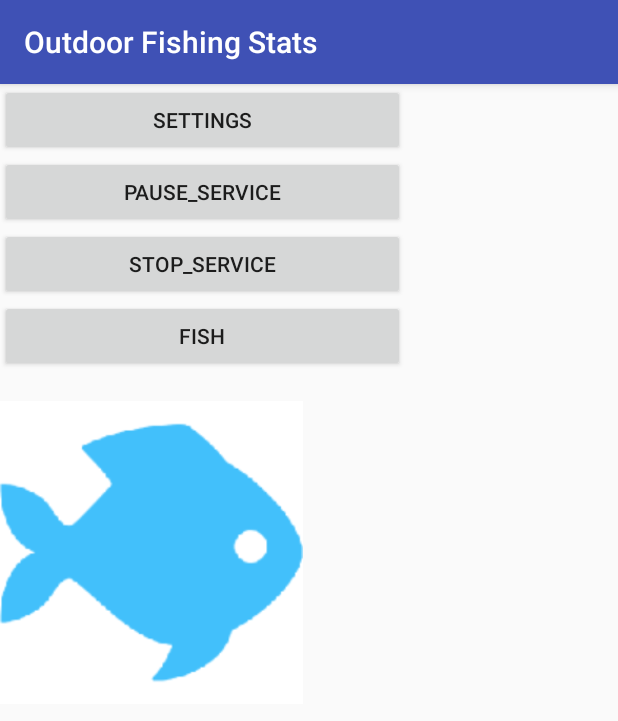
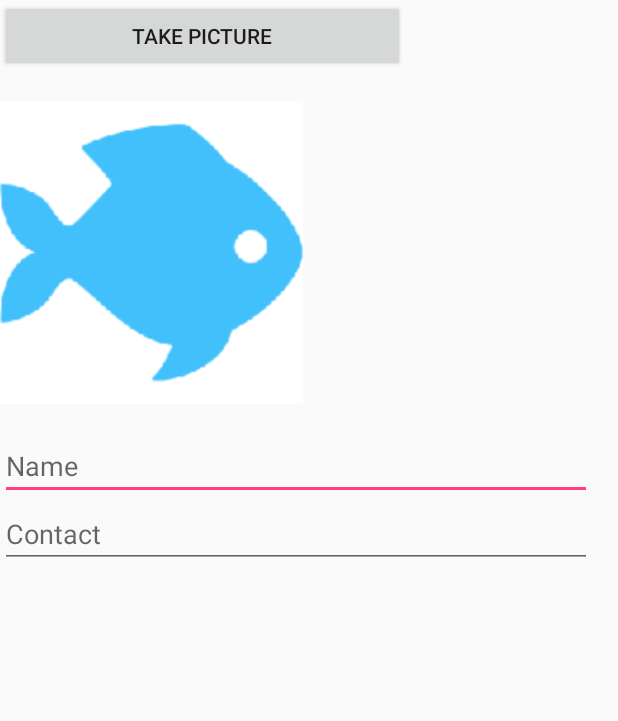
Before and after one commit to 3324fr/android, an Android app: the screen it shows after launch (MainActivity before the commit, FishActivity after it), after a tap on "FISH", on a phone screen of 412 x 824 dp. Shown: the top 721 px of the screen. Run offline under Robolectric (Android 15) with nearby library versions, the phone set to English and light mode, and no system bars.

Commit message:
fish activity

```diff
--- a/app/src/main/AndroidManifest.xml
+++ b/app/src/main/AndroidManifest.xml
@@ -11,6 +11,7 @@
     <uses-permission android:name="android.permission.ACCESS_COARSE_LOCATION" />
     <uses-permission android:name="android.permission.READ_EXTERNAL_STORAGE" />
     <uses-permission android:name="android.permission.INTERNET" />
+    <uses-permission android:name="android.permission.ACCESS_FINE_LOCATION"/>
     <uses-feature android:name="android.hardware.location.gps" />
     <uses-feature
         android:name="android.hardware.camera"
@@ -51,6 +52,10 @@
             android:name=".ScrollingActivity"
             android:label="@string/title_activity_scrolling"
             android:theme="@style/AppTheme.NoActionBar"></activity>
+        <activity
+            android:name=".FishActivity"
+            android:label="@string/title_activity_Fish"
+            android:theme="@style/AppTheme.NoActionBar"></activity>
     </application>
 
 </manifest>
--- /dev/null
+++ b/app/src/main/java/inf8405/outdoorfishingstats/FishActivity.java
@@ -0,0 +1,99 @@
+package inf8405.outdoorfishingstats;
+
+import android.content.Context;
+import android.content.Intent;
+import android.content.pm.PackageManager;
+import android.graphics.Bitmap;
+import android.hardware.SensorManager;
+import android.location.Location;
+import android.location.LocationListener;
+import android.location.LocationManager;
+import android.os.Bundle;
+import android.provider.MediaStore;
+import android.support.v4.app.ActivityCompat;
+import android.support.v4.content.ContextCompat;
+import android.support.v7.app.AppCompatActivity;
+import android.view.View;
+import android.widget.ImageView;
+import android.widget.TextView;
+
+import com.google.android.gms.common.ConnectionResult;
+import com.google.android.gms.common.GooglePlayServicesUtil;
+import com.google.android.gms.common.api.GoogleApiClient;
+import com.google.android.gms.location.LocationServices;
+
+import java.util.Date;
+
+/**
+ * Created by Sly on 4/1/2017.
+ */
+
+public class FishActivity extends AppCompatActivity{
+
+    static final int REQUEST_IMAGE_CAPTURE = 1;
+    public FishDTO m_fishDTO;
+    public Location m_lastLocation;
+    //public LocationManager m_locationManager;
+
+    //private SensorManager m_SensorManager;
+
+    @Override
+    protected void onCreate(Bundle savedInstanceState) {
+        super.onCreate(savedInstanceState);
+        setContentView(R.layout.activity_fish);
+
+        //m_locationManager = (LocationManager) this.getSystemService(Context.LOCATION_SERVICE);
+        //m_SensorManager =  (SensorManager) getSystemService(Context.SENSOR_SERVICE);
+    }
+
+    public void addFish(View view) {
+        Intent takePictureIntent = new Intent(MediaStore.ACTION_IMAGE_CAPTURE);
+        if (takePictureIntent.resolveActivity(getPackageManager()) != null) {
+            startActivityForResult(takePictureIntent, REQUEST_IMAGE_CAPTURE);
+        }
+    }
+
+    @Override
+    protected void onActivityResult(int requestCode, int resultCode, Intent data) {
+
+        if (requestCode == REQUEST_IMAGE_CAPTURE && resultCode == RESULT_OK) {
+            Bundle extras = data.getExtras();
+            Bitmap imageBitmap = (Bitmap) extras.get("data");
+
+            //todo do something with imageBitmap (FB + SQLite)
+
+            m_fishDTO = new FishDTO();
+
+            Date currentDate  = new Date(System.currentTimeMillis());
+
+            final TextView fishTime = (TextView) findViewById(R.id.fish_time);
+            fishTime.setText(currentDate.toString());
+
+            final TextView fishLocation = (TextView) findViewById(R.id.fish_location);
+
+//            String locationProvider = LocationManager.GPS_PROVIDER;
+//
+//            if (ContextCompat.checkSelfPermission(this, android.Manifest.permission.ACCESS_FINE_LOCATION)
+//                    == PackageManager.PERMISSION_GRANTED) {
+//                // Acquire a reference to the system Location Manager
+//                LocationManager locationManager = (LocationManager) this.getSystemService(Context.LOCATION_SERVICE);
+//
+//                // todo check GPS provider
+//                Location loc = locationManager.getLastKnownLocation(LocationManager.GPS_PROVIDER);
+//
+//            }
+            //SensorData sensorData = new SensorData(m_SensorManager ,this);
+
+            picture(imageBitmap);
+        }
+    }//onActivityResult
+
+    private void picture(Bitmap picture) {//Display picture
+        ImageView mImageView = (ImageView) findViewById(R.id.fish_picture);
+        mImageView.setImageBitmap(picture);
+    }
+
+
+
+
+}
--- a/app/src/main/java/inf8405/outdoorfishingstats/FishDTO.java
+++ b/app/src/main/java/inf8405/outdoorfishingstats/FishDTO.java
@@ -14,5 +14,4 @@ public class FishDTO {
     public double longitude;
     public double latitude;
 
-
 }
--- a/app/src/main/java/inf8405/outdoorfishingstats/FishEntry.java
+++ b/app/src/main/java/inf8405/outdoorfishingstats/FishEntry.java
@@ -13,4 +13,5 @@ public class FishEntry {
     public float longintude;
     public int pressure;
     public String time;
+
 }
--- a/app/src/main/java/inf8405/outdoorfishingstats/MainActivity.java
+++ b/app/src/main/java/inf8405/outdoorfishingstats/MainActivity.java
@@ -1,23 +1,24 @@
 package inf8405.outdoorfishingstats;
 
+import android.content.Context;
 import android.content.Intent;
 import android.graphics.Bitmap;
+import android.hardware.Sensor;
+import android.hardware.SensorManager;
 import android.provider.MediaStore;
 import android.support.v7.app.AppCompatActivity;
 import android.os.Bundle;
 import android.view.View;
-import android.widget.Button;
 import android.widget.ImageView;
-import android.widget.Toast;
 
 public class MainActivity extends AppCompatActivity {
 
-    static final int REQUEST_IMAGE_CAPTURE = 1;
 
     @Override
     protected void onCreate(Bundle savedInstanceState) {
         super.onCreate(savedInstanceState);
         setContentView(R.layout.activity_main);
+
     }
 
     public void setting(View view){
@@ -36,29 +37,8 @@ public class MainActivity extends AppCompatActivity {
     }
 
     public void fish(View view) {
-        Intent takePictureIntent = new Intent(MediaStore.ACTION_IMAGE_CAPTURE);
-        if (takePictureIntent.resolveActivity(getPackageManager()) != null) {
-            startActivityForResult(takePictureIntent, REQUEST_IMAGE_CAPTURE);
-        }
-    }
-
-    @Override
-    protected void onActivityResult(int requestCode, int resultCode, Intent data) {
-
-        if (requestCode == REQUEST_IMAGE_CAPTURE && resultCode == RESULT_OK) {
-            Bundle extras = data.getExtras();
-            Bitmap imageBitmap = (Bitmap) extras.get("data");
-            //Do something with picture
-            picture(imageBitmap);
-        }
-    }//onActivityResult
-
-    private void picture(Bitmap picture) {//Display picture
-        ImageView mImageView = (ImageView) findViewById(R.id.fish_picture);
-
-        mImageView.setImageBitmap(picture);
-
-
+        Intent intent = new Intent(this, FishActivity.class);
+        startActivity(intent);
     }
 
 }
--- /dev/null
+++ b/app/src/main/res/layout/activity_fish.xml
@@ -0,0 +1,62 @@
+<?xml version="1.0" encoding="utf-8"?>
+<android.support.design.widget.CoordinatorLayout
+    xmlns:android="http://schemas.android.com/apk/res/android"
+    xmlns:app="http://schemas.android.com/apk/res-auto"
+    android:layout_width="match_parent"
+    android:layout_height="match_parent">
+
+    <LinearLayout
+        android:layout_width="match_parent"
+        android:layout_height="match_parent"
+        android:orientation="vertical"
+        android:weightSum="1">
+
+        <Button
+            android:id="@+id/btnTakePicture"
+            android:layout_width="270dp"
+            android:layout_height="wrap_content"
+            android:onClick="addFish"
+            android:text="Take picture" />
+
+        <ImageView
+            android:id="@+id/fish_picture"
+            android:layout_width="202dp"
+            android:layout_height="240dp"
+            android:contentDescription="@string/fish_picture"
+            app:srcCompat="@drawable/fish" />
+
+        <EditText
+            android:layout_width="match_parent"
+            android:layout_height="wrap_content"
+            android:inputType="text"
+            android:hint="@string/name"
+            android:ems="10"
+            android:id="@+id/fish_name"
+            android:layout_marginEnd="17dp" />
+        <EditText
+            android:layout_width="match_parent"
+            android:layout_height="wrap_content"
+            android:inputType="text"
+            android:hint="@string/contact"
+            android:ems="10"
+            android:id="@+id/fish_contact"
+            android:layout_marginEnd="17dp" />
+
+        <TextView
+            android:id="@+id/fish_time"
+            android:layout_width="369dp"
+            android:layout_height="wrap_content"
+            android:text=""
+            android:layout_weight="0.17" />
+
+        <TextView
+            android:id="@+id/fish_location"
+            android:layout_width="369dp"
+            android:layout_height="wrap_content"
+            android:text=""
+            android:layout_weight="0.17" />
+
+
+    </LinearLayout>
+
+</android.support.design.widget.CoordinatorLayout>
--- a/app/src/main/res/layout/activity_main.xml
+++ b/app/src/main/res/layout/activity_main.xml
@@ -39,13 +39,6 @@
             android:onClick="fish"
             android:text="FISH" />
 
-        <ImageView
-            android:id="@+id/fish_picture"
-            android:layout_width="202dp"
-            android:layout_height="240dp"
-            android:contentDescription="@string/fish_picture"
-            app:srcCompat="@drawable/fish" />
-
 
     </LinearLayout>
 
--- a/app/src/main/res/values/strings.xml
+++ b/app/src/main/res/values/strings.xml
@@ -2,6 +2,7 @@
     <string name="app_name">Outdoor Fishing Stats</string>
     <string name="title_activity_maps">Map</string>
     <string name="title_activity_settings">Settings</string>
+    <string name="title_activity_Fish">Fish</string>
 
     <!-- Strings related to Settings -->
 
@@ -170,4 +171,9 @@
     <string name="permgranted">Permission granted</string>
     <string name="permdenied">Permission denied</string>
 
+    <string name="name">Name</string>
+    <string name="contact">Contact</string>
+
+
+
 </resources>
```
Also changed, not shown: app/src/main/java/inf8405/outdoorfishingstats/SensorData.java (added, +44 -0 lines).
